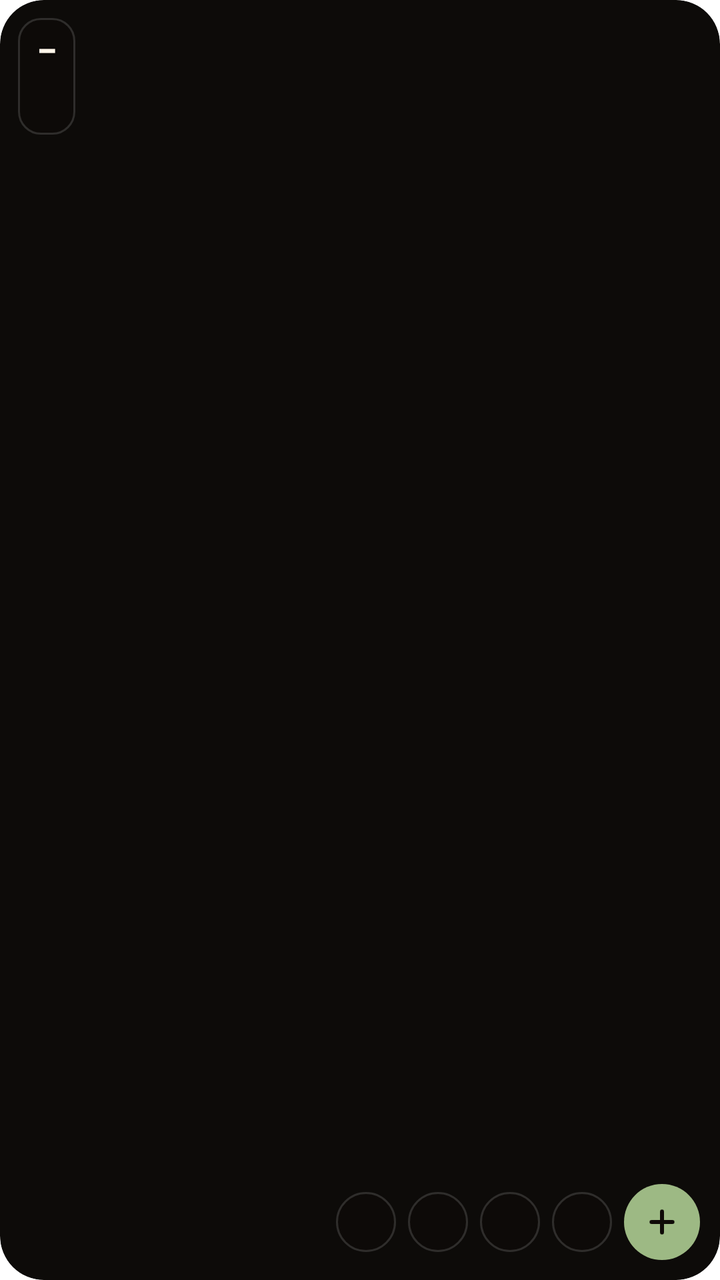
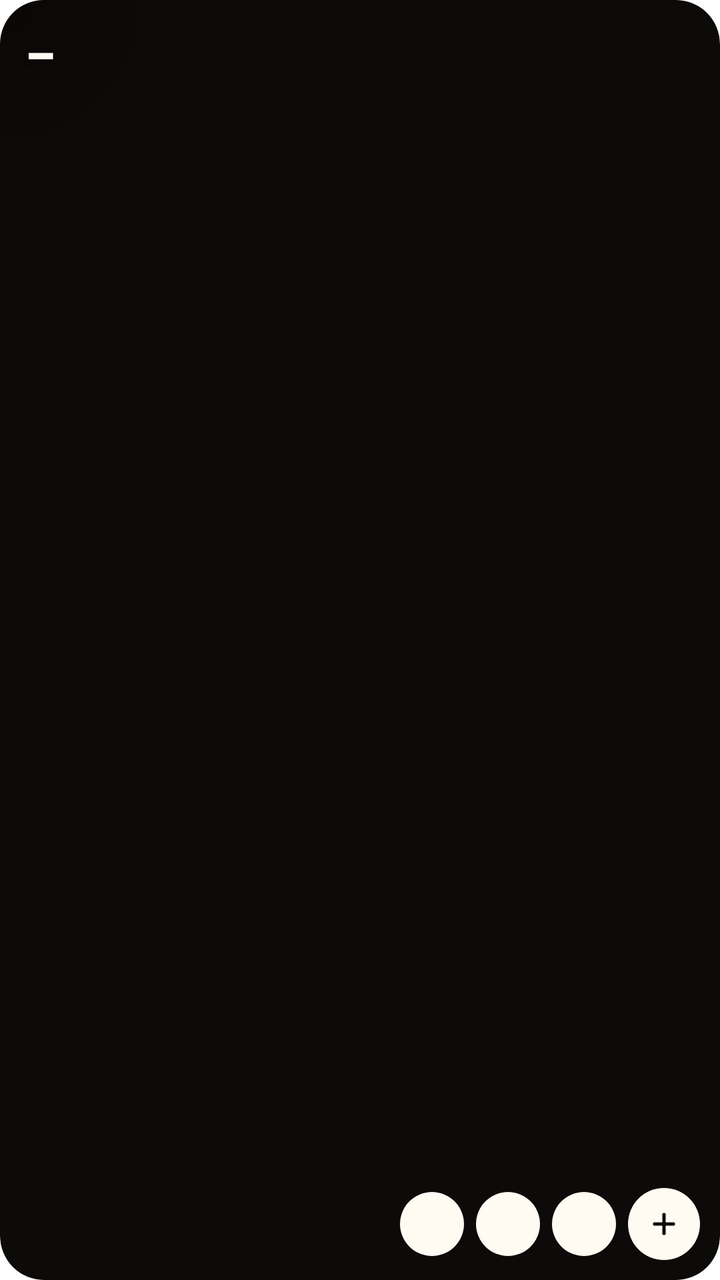

The first picture is an Android layout as it rendered before a commit; the second is the same layout after the commit. The layout source and the unified diff follow.
<!-- AndroidManifest.xml: application theme Theme.flowcode_mobile -->
<!-- res/layout/widget_stagno.xml -->
<?xml version="1.0" encoding="utf-8"?>
<FrameLayout xmlns:android="http://schemas.android.com/apk/res/android"
    android:id="@+id/root"
    android:layout_width="match_parent"
    android:layout_height="match_parent"
    android:background="@drawable/widget_bg"
    android:clipToOutline="true">
    <ViewFlipper
        android:id="@+id/flipper"
        android:layout_width="match_parent"
        android:layout_height="match_parent"
        android:autoStart="true"
        android:flipInterval="250">
        <ImageView android:id="@+id/f0" android:layout_width="match_parent" android:layout_height="match_parent" android:scaleType="centerCrop" />
        <ImageView android:id="@+id/f1" android:layout_width="match_parent" android:layout_height="match_parent" android:scaleType="centerCrop" />
        <ImageView android:id="@+id/f2" android:layout_width="match_parent" android:layout_height="match_parent" android:scaleType="centerCrop" />
        <ImageView android:id="@+id/f3" android:layout_width="match_parent" android:layout_height="match_parent" android:scaleType="centerCrop" />
        <ImageView android:id="@+id/f4" android:layout_width="match_parent" android:layout_height="match_parent" android:scaleType="centerCrop" />
        <ImageView android:id="@+id/f5" android:layout_width="match_parent" android:layout_height="match_parent" android:scaleType="centerCrop" />
        <ImageView android:id="@+id/f6" android:layout_width="match_parent" android:layout_height="match_parent" android:scaleType="centerCrop" />
        <ImageView android:id="@+id/f7" android:layout_width="match_parent" android:layout_height="match_parent" android:scaleType="centerCrop" />
    </ViewFlipper>
    <LinearLayout
        android:id="@+id/chip"
        android:layout_width="wrap_content"
        android:layout_height="wrap_content"
        android:layout_gravity="top|start"
        android:layout_margin="9dp"
        android:background="@drawable/widget_glass_chip"
        android:orientation="vertical"
        android:paddingStart="9dp"
        android:paddingTop="5dp"
        android:paddingEnd="9dp"
        android:paddingBottom="5dp">
        <TextView
            android:id="@+id/chip_num"
            android:layout_width="wrap_content"
            android:layout_height="wrap_content"
            android:fontFamily="monospace"
            android:includeFontPadding="false"
            android:shadowColor="#59000000"
            android:shadowDy="1"
            android:shadowRadius="2"
            android:text="–"
            android:textColor="#fff6ea"
            android:textSize="18sp"
            android:textStyle="bold" />
        <TextView
            android:id="@+id/chip_label"
            android:layout_width="wrap_content"
            android:layout_height="wrap_content"
            android:layout_marginTop="2dp"
            android:includeFontPadding="false"
            android:maxLines="1"
            android:shadowColor="#59000000"
            android:shadowDy="1"
            android:shadowRadius="2"
            android:textColor="#D9fff6ea"
            android:textSize="10sp" />
        <TextView
            android:id="@+id/chip_mono"
            android:layout_width="wrap_content"
            android:layout_height="wrap_content"
            android:layout_marginTop="2dp"
            android:fontFamily="monospace"
            android:includeFontPadding="false"
            android:maxLines="1"
            android:shadowColor="#59000000"
            android:shadowDy="1"
            android:shadowRadius="2"
            android:textColor="#B3fff6ea"
            android:textSize="10sp" />
    </LinearLayout>
    <LinearLayout
        android:id="@+id/row"
        android:layout_width="wrap_content"
        android:layout_height="wrap_content"
        android:layout_gravity="bottom|end"
        android:layout_margin="10dp"
        android:gravity="center_vertical"
        android:orientation="horizontal"
        >
        <ImageView
            android:id="@+id/ag0"
            android:layout_width="30dp"
            android:layout_height="30dp"
            android:layout_marginEnd="6dp"
            android:background="@drawable/widget_glass_round"
            android:padding="7dp"
            android:scaleType="fitCenter" />
        <ImageView
            android:id="@+id/ag1"
            android:layout_width="30dp"
            android:layout_height="30dp"
            android:layout_marginEnd="6dp"
            android:background="@drawable/widget_glass_round"
            android:padding="7dp"
            android:scaleType="fitCenter" />
        <ImageView
            android:id="@+id/ag2"
            android:layout_width="30dp"
            android:layout_height="30dp"
            android:layout_marginEnd="6dp"
            android:background="@drawable/widget_glass_round"
            android:padding="7dp"
            android:scaleType="fitCenter" />
        <ImageView
            android:id="@+id/ag3"
            android:layout_width="30dp"
            android:layout_height="30dp"
            android:layout_marginEnd="6dp"
            android:background="@drawable/widget_glass_round"
            android:padding="7dp"
            android:scaleType="fitCenter" />
        <ImageView
            android:id="@+id/fab"
            android:layout_width="38dp"
            android:layout_height="38dp"
            android:background="@drawable/widget_accent_round"
            android:contentDescription="@string/widget_cd_new"
            android:padding="10dp"
            
            android:src="@drawable/widget_ic_plus"
             />
    </LinearLayout>
</FrameLayout>
<!-- resources referenced by this layout -->
<resources>
  <!-- drawable widget_accent_round (drawable) -->
  <?xml version="1.0" encoding="utf-8"?>
  <shape xmlns:android="http://schemas.android.com/apk/res/android" android:shape="oval">
      <solid android:color="#9db984" />
  </shape>
  <!-- drawable widget_bg (drawable) -->
  <?xml version="1.0" encoding="utf-8"?>
  <shape xmlns:android="http://schemas.android.com/apk/res/android" android:shape="rectangle">
      <solid android:color="#0d0b09" />
      <corners android:radius="22dp" />
  </shape>
  <!-- drawable widget_glass_chip (drawable) -->
  <?xml version="1.0" encoding="utf-8"?>
  <shape xmlns:android="http://schemas.android.com/apk/res/android" android:shape="rectangle">
      <solid android:color="#570C0A08" />
      <corners android:radius="11dp" />
      <stroke android:width="1dp" android:color="#24FFFFFF" />
  </shape>
  <!-- drawable widget_glass_round (drawable) -->
  <?xml version="1.0" encoding="utf-8"?>
  <shape xmlns:android="http://schemas.android.com/apk/res/android" android:shape="oval">
      <solid android:color="#570C0A08" />
      <stroke android:width="1dp" android:color="#24FFFFFF" />
  </shape>
  <!-- drawable widget_ic_plus (drawable) -->
  <?xml version="1.0" encoding="utf-8"?>
  <vector xmlns:android="http://schemas.android.com/apk/res/android" android:width="24dp" android:height="24dp" android:viewportWidth="24" android:viewportHeight="24">
      <path android:pathData="M12,5v14M5,12h14" android:strokeColor="#0e0a07" android:strokeWidth="2.6" android:strokeLineCap="round" android:strokeLineJoin="round" />
  </vector>
  <string name="widget_cd_new">New chat</string>
  <style name="Theme.flowcode_mobile" parent="Theme.MaterialComponents.DayNight.NoActionBar">
          
      </style>
</resources>

<!-- the commit's change to res/layout/widget_stagno.xml (unified diff, before → after) -->
@@ -10,66 +10,74 @@
         android:layout_width="match_parent"
         android:layout_height="match_parent"
         android:autoStart="true"
-        android:flipInterval="250">
-        <ImageView android:id="@+id/f0" android:layout_width="match_parent" android:layout_height="match_parent" android:scaleType="centerCrop" />
-        <ImageView android:id="@+id/f1" android:layout_width="match_parent" android:layout_height="match_parent" android:scaleType="centerCrop" />
-        <ImageView android:id="@+id/f2" android:layout_width="match_parent" android:layout_height="match_parent" android:scaleType="centerCrop" />
-        <ImageView android:id="@+id/f3" android:layout_width="match_parent" android:layout_height="match_parent" android:scaleType="centerCrop" />
-        <ImageView android:id="@+id/f4" android:layout_width="match_parent" android:layout_height="match_parent" android:scaleType="centerCrop" />
-        <ImageView android:id="@+id/f5" android:layout_width="match_parent" android:layout_height="match_parent" android:scaleType="centerCrop" />
-        <ImageView android:id="@+id/f6" android:layout_width="match_parent" android:layout_height="match_parent" android:scaleType="centerCrop" />
-        <ImageView android:id="@+id/f7" android:layout_width="match_parent" android:layout_height="match_parent" android:scaleType="centerCrop" />
+        android:flipInterval="83">
+        <ImageView android:id="@+id/f0" android:layout_width="match_parent" android:layout_height="match_parent" android:scaleType="fitXY" />
+        <ImageView android:id="@+id/f1" android:layout_width="match_parent" android:layout_height="match_parent" android:scaleType="fitXY" />
+        <ImageView android:id="@+id/f2" android:layout_width="match_parent" android:layout_height="match_parent" android:scaleType="fitXY" />
+        <ImageView android:id="@+id/f3" android:layout_width="match_parent" android:layout_height="match_parent" android:scaleType="fitXY" />
+        <ImageView android:id="@+id/f4" android:layout_width="match_parent" android:layout_height="match_parent" android:scaleType="fitXY" />
+        <ImageView android:id="@+id/f5" android:layout_width="match_parent" android:layout_height="match_parent" android:scaleType="fitXY" />
+        <ImageView android:id="@+id/f6" android:layout_width="match_parent" android:layout_height="match_parent" android:scaleType="fitXY" />
+        <ImageView android:id="@+id/f7" android:layout_width="match_parent" android:layout_height="match_parent" android:scaleType="fitXY" />
+        <ImageView android:id="@+id/f8" android:layout_width="match_parent" android:layout_height="match_parent" android:scaleType="fitXY" />
+        <ImageView android:id="@+id/f9" android:layout_width="match_parent" android:layout_height="match_parent" android:scaleType="fitXY" />
+        <ImageView android:id="@+id/f10" android:layout_width="match_parent" android:layout_height="match_parent" android:scaleType="fitXY" />
+        <ImageView android:id="@+id/f11" android:layout_width="match_parent" android:layout_height="match_parent" android:scaleType="fitXY" />
+        <ImageView android:id="@+id/f12" android:layout_width="match_parent" android:layout_height="match_parent" android:scaleType="fitXY" />
+        <ImageView android:id="@+id/f13" android:layout_width="match_parent" android:layout_height="match_parent" android:scaleType="fitXY" />
+        <ImageView android:id="@+id/f14" android:layout_width="match_parent" android:layout_height="match_parent" android:scaleType="fitXY" />
+        <ImageView android:id="@+id/f15" android:layout_width="match_parent" android:layout_height="match_parent" android:scaleType="fitXY" />
+        <ImageView android:id="@+id/f16" android:layout_width="match_parent" android:layout_height="match_parent" android:scaleType="fitXY" />
+        <ImageView android:id="@+id/f17" android:layout_width="match_parent" android:layout_height="match_parent" android:scaleType="fitXY" />
+        <ImageView android:id="@+id/f18" android:layout_width="match_parent" android:layout_height="match_parent" android:scaleType="fitXY" />
+        <ImageView android:id="@+id/f19" android:layout_width="match_parent" android:layout_height="match_parent" android:scaleType="fitXY" />
+        <ImageView android:id="@+id/f20" android:layout_width="match_parent" android:layout_height="match_parent" android:scaleType="fitXY" />
+        <ImageView android:id="@+id/f21" android:layout_width="match_parent" android:layout_height="match_parent" android:scaleType="fitXY" />
+        <ImageView android:id="@+id/f22" android:layout_width="match_parent" android:layout_height="match_parent" android:scaleType="fitXY" />
+        <ImageView android:id="@+id/f23" android:layout_width="match_parent" android:layout_height="match_parent" android:scaleType="fitXY" />
     </ViewFlipper>
+    <ImageView
+        android:id="@+id/scrim"
+        android:layout_width="170dp"
+        android:layout_height="110dp"
+        android:layout_gravity="top|start"
+        android:importantForAccessibility="no"
+        android:scaleType="fitXY"
+        android:src="@drawable/widget_scrim" />
     <LinearLayout
-        android:id="@+id/chip"
+        android:id="@+id/stat"
         android:layout_width="wrap_content"
         android:layout_height="wrap_content"
         android:layout_gravity="top|start"
-        android:layout_margin="9dp"
-        android:background="@drawable/widget_glass_chip"
-        android:orientation="vertical"
-        android:paddingStart="9dp"
-        android:paddingTop="5dp"
-        android:paddingEnd="9dp"
-        android:paddingBottom="5dp">
+        android:layout_marginStart="12dp"
+        android:layout_marginTop="10dp"
+        android:orientation="vertical">
         <TextView
-            android:id="@+id/chip_num"
+            android:id="@+id/stat_num"
             android:layout_width="wrap_content"
             android:layout_height="wrap_content"
             android:fontFamily="monospace"
             android:includeFontPadding="false"
-            android:shadowColor="#59000000"
+            android:letterSpacing="-0.03"
+            android:shadowColor="#99000000"
             android:shadowDy="1"
-            android:shadowRadius="2"
+            android:shadowRadius="6"
             android:text="–"
-            android:textColor="#fff6ea"
-            android:textSize="18sp"
+            android:textColor="#fffaf2"
+            android:textSize="28sp"
             android:textStyle="bold" />
         <TextView
-            android:id="@+id/chip_label"
+            android:id="@+id/stat_label"
             android:layout_width="wrap_content"
             android:layout_height="wrap_content"
-            android:layout_marginTop="2dp"
+            android:layout_marginTop="3dp"
             android:includeFontPadding="false"
             android:maxLines="1"
-            android:shadowColor="#59000000"
+            android:shadowColor="#99000000"
             android:shadowDy="1"
-            android:shadowRadius="2"
-            android:textColor="#D9fff6ea"
-            android:textSize="10sp" />
-        <TextView
-            android:id="@+id/chip_mono"
-            android:layout_width="wrap_content"
-            android:layout_height="wrap_content"
-            android:layout_marginTop="2dp"
-            android:fontFamily="monospace"
-            android:includeFontPadding="false"
-            android:maxLines="1"
-            android:shadowColor="#59000000"
-            android:shadowDy="1"
-            android:shadowRadius="2"
-            android:textColor="#B3fff6ea"
-            android:textSize="10sp" />
+            android:shadowRadius="6"
+            android:textColor="#EBfffaf2"
+            android:textSize="11sp" />
     </LinearLayout>
     <LinearLayout
         android:id="@+id/row"
@@ -78,49 +86,38 @@
         android:layout_gravity="bottom|end"
         android:layout_margin="10dp"
         android:gravity="center_vertical"
-        android:orientation="horizontal"
-        >
+        android:orientation="horizontal">
         <ImageView
             android:id="@+id/ag0"
-            android:layout_width="30dp"
-            android:layout_height="30dp"
+            android:layout_width="32dp"
+            android:layout_height="32dp"
             android:layout_marginEnd="6dp"
-            android:background="@drawable/widget_glass_round"
+            android:background="@drawable/widget_white_round"
             android:padding="7dp"
             android:scaleType="fitCenter" />
         <ImageView
             android:id="@+id/ag1"
-            android:layout_width="30dp"
-            android:layout_height="30dp"
+            android:layout_width="32dp"
+            android:layout_height="32dp"
             android:layout_marginEnd="6dp"
-            android:background="@drawable/widget_glass_round"
+            android:background="@drawable/widget_white_round"
             android:padding="7dp"
             android:scaleType="fitCenter" />
         <ImageView
             android:id="@+id/ag2"
-            android:layout_width="30dp"
-            android:layout_height="30dp"
+            android:layout_width="32dp"
+            android:layout_height="32dp"
             android:layout_marginEnd="6dp"
-            android:background="@drawable/widget_glass_round"
-            android:padding="7dp"
-            android:scaleType="fitCenter" />
-        <ImageView
-            android:id="@+id/ag3"
-            android:layout_width="30dp"
-            android:layout_height="30dp"
-            android:layout_marginEnd="6dp"
-            android:background="@drawable/widget_glass_round"
+            android:background="@drawable/widget_white_round"
             android:padding="7dp"
             android:scaleType="fitCenter" />
         <ImageView
             android:id="@+id/fab"
-            android:layout_width="38dp"
-            android:layout_height="38dp"
-            android:background="@drawable/widget_accent_round"
+            android:layout_width="36dp"
+            android:layout_height="36dp"
+            android:background="@drawable/widget_white_round"
             android:contentDescription="@string/widget_cd_new"
             android:padding="10dp"
-            
-            android:src="@drawable/widget_ic_plus"
-             />
+            android:src="@drawable/widget_ic_plus" />
     </LinearLayout>
 </FrameLayout>
<!-- resource entries referenced after the edit -->
@@ -1,34 +1,33 @@
 <!-- resources referenced by this layout -->
 <resources>
-  <!-- drawable widget_accent_round (drawable) -->
-  <?xml version="1.0" encoding="utf-8"?>
-  <shape xmlns:android="http://schemas.android.com/apk/res/android" android:shape="oval">
-      <solid android:color="#9db984" />
-  </shape>
   <!-- drawable widget_bg (drawable) -->
   <?xml version="1.0" encoding="utf-8"?>
   <shape xmlns:android="http://schemas.android.com/apk/res/android" android:shape="rectangle">
       <solid android:color="#0d0b09" />
       <corners android:radius="22dp" />
   </shape>
-  <!-- drawable widget_glass_chip (drawable) -->
-  <?xml version="1.0" encoding="utf-8"?>
-  <shape xmlns:android="http://schemas.android.com/apk/res/android" android:shape="rectangle">
-      <solid android:color="#570C0A08" />
-      <corners android:radius="11dp" />
-      <stroke android:width="1dp" android:color="#24FFFFFF" />
-  </shape>
-  <!-- drawable widget_glass_round (drawable) -->
-  <?xml version="1.0" encoding="utf-8"?>
-  <shape xmlns:android="http://schemas.android.com/apk/res/android" android:shape="oval">
-      <solid android:color="#570C0A08" />
-      <stroke android:width="1dp" android:color="#24FFFFFF" />
-  </shape>
   <!-- drawable widget_ic_plus (drawable) -->
   <?xml version="1.0" encoding="utf-8"?>
   <vector xmlns:android="http://schemas.android.com/apk/res/android" android:width="24dp" android:height="24dp" android:viewportWidth="24" android:viewportHeight="24">
       <path android:pathData="M12,5v14M5,12h14" android:strokeColor="#0e0a07" android:strokeWidth="2.6" android:strokeLineCap="round" android:strokeLineJoin="round" />
   </vector>
+  <!-- drawable widget_scrim (drawable) -->
+  <?xml version="1.0" encoding="utf-8"?>
+  <shape xmlns:android="http://schemas.android.com/apk/res/android" android:shape="rectangle">
+      <gradient
+          android:type="radial"
+          android:centerX="0"
+          android:centerY="0"
+          android:gradientRadius="100%p"
+          android:startColor="#9E080604"
+          android:centerColor="#61080604"
+          android:endColor="#00080604" />
+  </shape>
+  <!-- drawable widget_white_round (drawable) -->
+  <?xml version="1.0" encoding="utf-8"?>
+  <shape xmlns:android="http://schemas.android.com/apk/res/android" android:shape="oval">
+      <solid android:color="#fffaf2" />
+  </shape>
   <string name="widget_cd_new">New chat</string>
   <style name="Theme.flowcode_mobile" parent="Theme.MaterialComponents.DayNight.NoActionBar">
           
